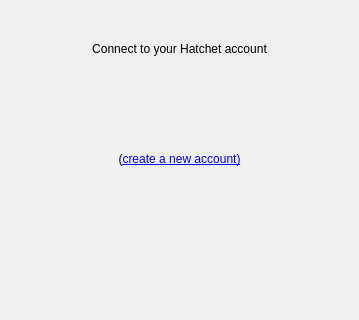
First picture: the form in src/accounts/hatchet/account/HatchetAccountConfig.ui, repository tomahawk-player/tomahawk, before the edit; both pictures show x 0 to 359 and y 125 to 445 of the 359 by 596 pixel window.
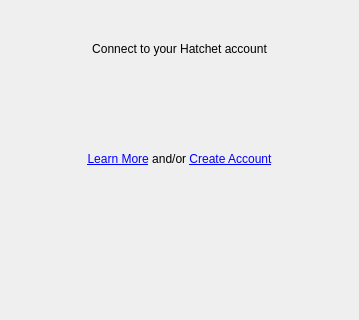
Second picture: the form after the edit. Icons and pictures are not drawn.

Commit message: Add link to Hatchet blog post from account config

```diff
--- a/src/accounts/hatchet/account/HatchetAccountConfig.ui
+++ b/src/accounts/hatchet/account/HatchetAccountConfig.ui
@@ -40,7 +40,7 @@
    <item>
     <widget class="QLabel" name="registerLabel">
      <property name="text">
-      <string>&lt;html&gt;&lt;head/&gt;&lt;body&gt;&lt;p&gt;(&lt;a href=&quot;http://hatchet.is/register&quot;&gt;&lt;span style=&quot; text-decoration: underline; color:#0000ff;&quot;&gt;create a new account)&lt;/span&gt;&lt;/a&gt;&lt;/p&gt;&lt;/body&gt;&lt;/html&gt;</string>
+      <string>&lt;html&gt;&lt;head/&gt;&lt;body&gt;&lt;p&gt;&lt;a href=&quot;http://blog.hatchet.is&quot;&gt;Learn More&lt;/a&gt; and/or &lt;a href=&quot;http://hatchet.is/register&quot;&gt;&lt;span style=&quot; text-decoration: underline; color:#0000ff;&quot;&gt;Create Account&lt;/span&gt;&lt;/a&gt;&lt;/p&gt;&lt;/body&gt;&lt;/html&gt;</string>
      </property>
      <property name="alignment">
       <set>Qt::AlignCenter</set>
```
